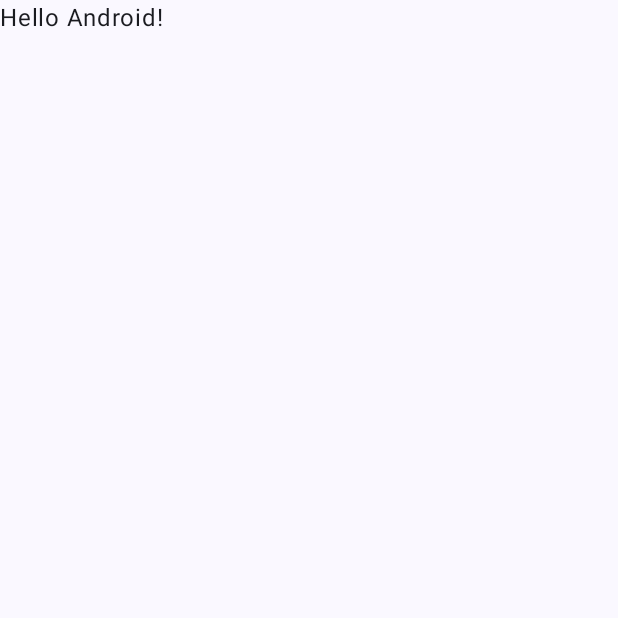
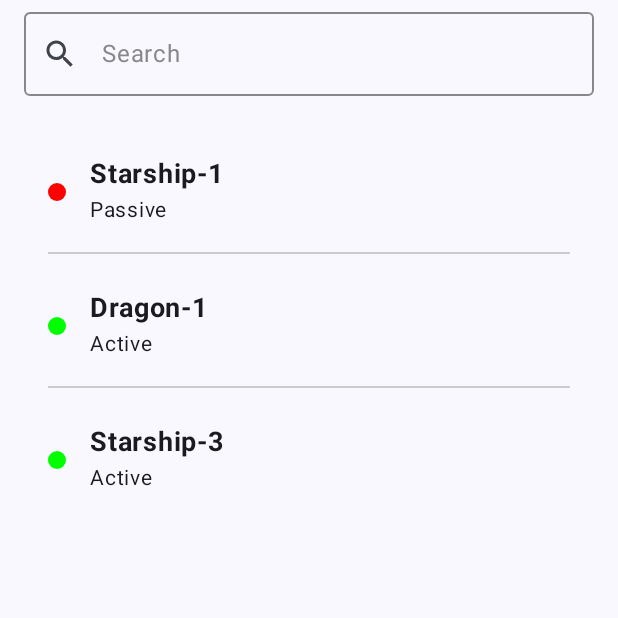
Before and after one commit to UgurYasarKazdal/SatellitePosition, an Android app built with Jetpack Compose: the screen it shows after launch (MainActivity), on a phone screen of 412 x 824 dp, the top half of it. Before the commit the part shown is almost empty. Run offline under Robolectric (Android 15) with nearby library versions, the phone set to English and light mode, and no system bars.

Commit message:
listed satellites

```diff
--- a/app/src/main/AndroidManifest.xml
+++ b/app/src/main/AndroidManifest.xml
@@ -3,6 +3,7 @@
     xmlns:tools="http://schemas.android.com/tools">
 
     <application
+        android:name=".MyApplication"
         android:allowBackup="true"
         android:dataExtractionRules="@xml/data_extraction_rules"
         android:fullBackupContent="@xml/backup_rules"
--- a/app/src/main/java/com/uyk/satellite/MainActivity.kt
+++ b/app/src/main/java/com/uyk/satellite/MainActivity.kt
@@ -4,14 +4,44 @@ import android.os.Bundle
 import androidx.activity.ComponentActivity
 import androidx.activity.compose.setContent
 import androidx.activity.enableEdgeToEdge
+import androidx.compose.foundation.background
+import androidx.compose.foundation.layout.Arrangement
+import androidx.compose.foundation.layout.Box
+import androidx.compose.foundation.layout.Column
+import androidx.compose.foundation.layout.PaddingValues
+import androidx.compose.foundation.layout.Row
+import androidx.compose.foundation.layout.Spacer
 import androidx.compose.foundation.layout.fillMaxSize
+import androidx.compose.foundation.layout.fillMaxWidth
 import androidx.compose.foundation.layout.padding
-import androidx.compose.material3.Scaffold
+import androidx.compose.foundation.layout.size
+import androidx.compose.foundation.layout.width
+import androidx.compose.foundation.lazy.LazyColumn
+import androidx.compose.foundation.lazy.itemsIndexed
+import androidx.compose.foundation.shape.CircleShape
+import androidx.compose.material3.Divider
+import androidx.compose.material3.Icon
+import androidx.compose.material3.MaterialTheme
+import androidx.compose.material3.OutlinedTextField
+import androidx.compose.material3.OutlinedTextFieldDefaults
+import androidx.compose.material3.Surface
 import androidx.compose.material3.Text
 import androidx.compose.runtime.Composable
+import androidx.compose.runtime.collectAsState
+import androidx.compose.runtime.getValue
+import androidx.compose.ui.Alignment
 import androidx.compose.ui.Modifier
+import androidx.compose.ui.graphics.Color
+import androidx.compose.ui.res.painterResource
+import androidx.compose.ui.text.font.FontWeight
 import androidx.compose.ui.tooling.preview.Preview
+import androidx.compose.ui.unit.dp
+import androidx.compose.ui.unit.sp
+import com.uyk.satellite.list.data.Satellite
+import com.uyk.satellite.list.data.SatelliteStatus
+import com.uyk.satellite.list.presentation.SatelliteViewModel
 import com.uyk.satellite.ui.theme.SatellitePositionTheme
+import org.koin.compose.viewmodel.koinViewModel
 
 class MainActivity : ComponentActivity() {
     override fun onCreate(savedInstanceState: Bundle?) {
@@ -19,11 +49,103 @@ class MainActivity : ComponentActivity() {
         enableEdgeToEdge()
         setContent {
             SatellitePositionTheme {
-                Scaffold(modifier = Modifier.fillMaxSize()) { innerPadding ->
-                    Greeting(
-                        name = "Android",
-                        modifier = Modifier.padding(innerPadding)
+                SatelliteScreen()
+            }
+        }
+    }
+}
+
+@Composable
+fun SatelliteItem(satellite: Satellite) {
+    Row(
+        modifier = Modifier
+            .fillMaxWidth()
+            .padding(16.dp),
+        verticalAlignment = Alignment.CenterVertically
+    ) {
+        // Uydu durumuna göre renkli nokta
+
+        val color = when (satellite.status) {
+            SatelliteStatus.ACTIVE -> Color.Green
+            SatelliteStatus.PASSIVE -> Color.Red
+        }
+
+        Box(
+            modifier = Modifier
+                .size(12.dp)
+                .background(color, shape = CircleShape)
+        )
+
+        Spacer(modifier = Modifier.width(16.dp))
+
+        // Uydu adı ve durumu
+        Column {
+            Text(
+                text = satellite.name,
+                fontSize = 18.sp,
+                fontWeight = FontWeight.Bold,
+            )
+            Text(
+                text = satellite.status.name.lowercase().replaceFirstChar { it.uppercase() },
+                fontSize = 14.sp,
+            )
+        }
+    }
+}
+
+@Composable
+fun SatelliteScreen() {
+    val satelliteViewModel = koinViewModel<SatelliteViewModel>()
+    val satellites by satelliteViewModel.satelliteList.collectAsState()
+    val itemCount = satellites.size
+
+    Surface(
+        modifier = Modifier.fillMaxSize(),
+        color = MaterialTheme.colorScheme.background
+    ) {
+        Column(
+            modifier = Modifier.fillMaxSize()
+        ) {
+            // Arama çubuğu
+            OutlinedTextField(
+                value = "",
+                onValueChange = { /* Arama sorgusu güncellenecek */ },
+                modifier = Modifier
+                    .fillMaxWidth()
+                    .padding(horizontal = 16.dp, vertical = 8.dp),
+                placeholder = {
+                    Text(
+                        "Search",
+                        color = Color.Gray,
+                        fontSize = 16.sp,
+                        fontWeight = FontWeight.Normal
                     )
+                },
+                leadingIcon = {
+                    Icon(
+                        painter = painterResource(id = R.drawable.baseline_search_24), // Arama ikonu
+                        contentDescription = "Search Icon"
+                    )
+                },
+                colors = OutlinedTextFieldDefaults.colors(
+                    focusedBorderColor = Color.Gray,
+                    unfocusedBorderColor = Color.Gray
+                )
+            )
+
+
+
+            LazyColumn(
+                contentPadding = PaddingValues(16.dp),
+                modifier = Modifier.fillMaxSize(),
+                verticalArrangement = Arrangement.spacedBy(8.dp),
+                horizontalAlignment = Alignment.CenterHorizontally
+            ) {
+                itemsIndexed(satellites) { index, satellite ->
+                    SatelliteItem(satellite)
+                    if (index < itemCount - 1) {
+                        HorizontalDivider()
+                    }
                 }
             }
         }
@@ -31,17 +153,18 @@ class MainActivity : ComponentActivity() {
 }
 
 @Composable
-fun Greeting(name: String, modifier: Modifier = Modifier) {
-    Text(
-        text = "Hello $name!",
-        modifier = modifier
+fun HorizontalDivider() {
+    Divider(
+        color = Color.LightGray,
+        thickness = 1.dp,
+        modifier = Modifier.padding(horizontal = 16.dp)
     )
 }
+
 
 @Preview(showBackground = true)
 @Composable
 fun GreetingPreview() {
     SatellitePositionTheme {
-        Greeting("Android")
     }
 }
--- /dev/null
+++ b/app/src/main/java/com/uyk/satellite/MyApplication.kt
@@ -0,0 +1,19 @@
+package com.uyk.satellite
+
+import android.app.Application
+import com.uyk.satellite.di.myModules
+import org.koin.android.ext.koin.androidContext
+import org.koin.core.context.startKoin
+
+class MyApplication : Application() {
+    override fun onCreate() {
+        super.onCreate()
+        // Start Koin
+        startKoin {
+            // Android context
+            androidContext(this@MyApplication)
+            // Add your modules
+            modules(myModules)
+        }
+    }
+}
--- /dev/null
+++ b/app/src/main/java/com/uyk/satellite/di/Module.kt
@@ -0,0 +1,14 @@
+package com.uyk.satellite.di
+
+import com.uyk.satellite.list.domain.SatelliteRepository
+import com.uyk.satellite.list.presentation.SatelliteViewModel
+import org.koin.android.ext.koin.androidContext
+import org.koin.core.module.dsl.viewModel
+import org.koin.dsl.module
+
+
+val myModules = module {
+    single { SatelliteRepository(androidContext()) }
+
+    viewModel { SatelliteViewModel(get()) }
+}
--- /dev/null
+++ b/app/src/main/java/com/uyk/satellite/list/data/Satellite.kt
@@ -0,0 +1,28 @@
+package com.uyk.satellite.list.data
+
+import kotlinx.serialization.Serializable
+
+enum class SatelliteStatus {
+    ACTIVE,
+    PASSIVE
+}
+
+@Serializable
+data class Satellite(
+    val id: Int,
+    val name: String,
+    val status: SatelliteStatus
+)
+
+@Serializable
+data class SatelliteDto(
+    val id: Int,
+    val name: String,
+    val active: Boolean
+) {
+    fun toDomain(): Satellite = Satellite(
+        id = id,
+        name = name,
+        status = if (active) SatelliteStatus.ACTIVE else SatelliteStatus.PASSIVE
+    )
+}
--- /dev/null
+++ b/app/src/main/java/com/uyk/satellite/list/domain/SatelliteRepository.kt
@@ -0,0 +1,23 @@
+package com.uyk.satellite.list.domain
+
+import android.content.Context
+import android.util.Log
+import com.uyk.satellite.list.data.Satellite
+import com.uyk.satellite.list.data.SatelliteDto
+import kotlinx.coroutines.Dispatchers
+import kotlinx.coroutines.flow.*
+import kotlinx.serialization.json.Json
+
+class SatelliteRepository(private val context: Context) {
+    fun getSatellites(): Flow<List<Satellite>> = flow {
+        val json = context.assets.open("satellite_list.json")
+            .bufferedReader()
+            .use { it.readText() }
+
+        val dtoList = Json.decodeFromString<List<SatelliteDto>>(json)
+        emit(dtoList.map { it.toDomain() })
+    }.catch { e ->
+        emit(emptyList())
+        Log.e("SatelliteRepository", "Serialization error", e)
+    }.flowOn(Dispatchers.IO)
+}
--- /dev/null
+++ b/app/src/main/java/com/uyk/satellite/list/presentation/SatelliteViewModel.kt
@@ -0,0 +1,23 @@
+package com.uyk.satellite.list.presentation
+
+import androidx.lifecycle.ViewModel
+import androidx.lifecycle.viewModelScope
+import com.uyk.satellite.list.data.Satellite
+import com.uyk.satellite.list.domain.SatelliteRepository
+import kotlinx.coroutines.flow.MutableStateFlow
+import kotlinx.coroutines.flow.StateFlow
+import kotlinx.coroutines.launch
+
+class SatelliteViewModel(repository: SatelliteRepository) : ViewModel() {
+
+    private val _satelliteList = MutableStateFlow<List<Satellite>>(emptyList())
+    val satelliteList: StateFlow<List<Satellite>> = _satelliteList
+
+    init {
+        viewModelScope.launch {
+            repository.getSatellites().collect {
+                _satelliteList.value = it
+            }
+        }
+    }
+}
--- /dev/null
+++ b/app/src/main/res/drawable/baseline_search_24.xml
@@ -0,0 +1,5 @@
+<vector xmlns:android="http://schemas.android.com/apk/res/android" android:height="24dp" android:tint="#000000" android:viewportHeight="24" android:viewportWidth="24" android:width="24dp">
+
+    <path android:fillColor="@android:color/white" android:pathData="M15.5,14h-0.79l-0.28,-0.27C15.41,12.59 16,11.11 16,9.5 16,5.91 13.09,3 9.5,3S3,5.91 3,9.5 5.91,16 9.5,16c1.61,0 3.09,-0.59 4.23,-1.57l0.27,0.28v0.79l5,4.99L20.49,19l-4.99,-5zM9.5,14C7.01,14 5,11.99 5,9.5S7.01,5 9.5,5 14,7.01 14,9.5 11.99,14 9.5,14z"/>
+
+</vector>
```
Also changed, not shown: app/build.gradle.kts (+13 -0 lines), app/src/main/assets/positions.json (added, +50 -0 lines), app/src/main/assets/satellite_detail.json (added, +22 -0 lines), app/src/main/assets/satellite_list.json (added, +17 -0 lines), gradle/libs.versions.toml (+11 -0 lines).
